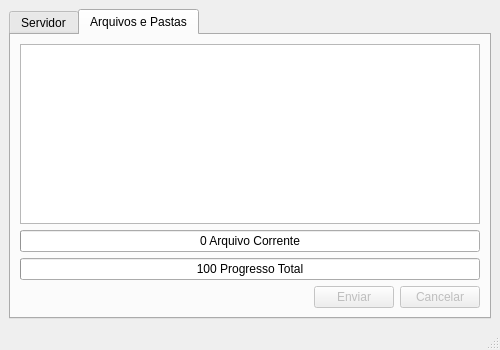
Before: the Qt Designer form progs_sync/configuracao.ui in progs-web/progs_sync, drawn with Qt 5.
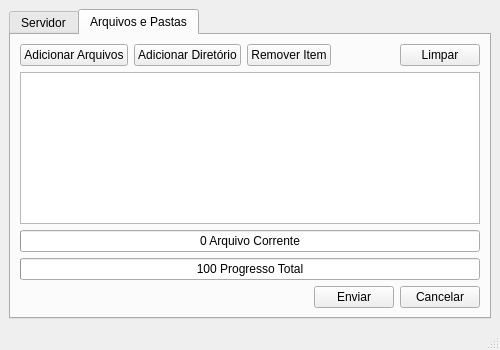
After: the same form once the commit is applied. The open tabs and pages were chosen to show the change.

What changed in the file:
```diff
--- a/progs_sync/configuracao.ui
+++ b/progs_sync/configuracao.ui
@@ -21,8 +21,8 @@
   </property>
   <property name="maximumSize">
    <size>
-    <width>500</width>
-    <height>350</height>
+    <width>1024</width>
+    <height>750</height>
    </size>
   </property>
   <property name="acceptDrops">
@@ -51,7 +51,7 @@
        <bool>true</bool>
       </property>
       <property name="currentIndex">
-       <number>1</number>
+       <number>0</number>
       </property>
       <widget class="QWidget" name="tabServidor">
        <attribute name="title">
@@ -111,23 +111,7 @@
           </property>
          </widget>
         </item>
-        <item row="0" column="3">
-         <widget class="QLineEdit" name="linePort">
-          <property name="inputMethodHints">
-           <set>Qt::ImhPreferNumbers</set>
-          </property>
-          <property name="text">
-           <string>21</string>
-          </property>
-          <property name="maxLength">
-           <number>655500</number>
-          </property>
-          <property name="cursorPosition">
-           <number>2</number>
-          </property>
-         </widget>
-        </item>
-        <item row="1" column="0" colspan="4">
+        <item row="1" column="0" colspan="5">
          <layout class="QHBoxLayout" name="horizontalLayout_2">
           <item>
            <widget class="QLabel" name="label_2">
@@ -153,7 +137,7 @@
           </item>
          </layout>
         </item>
-        <item row="2" column="0" colspan="4">
+        <item row="2" column="0" colspan="5">
          <layout class="QHBoxLayout" name="horizontalLayout">
           <item>
            <widget class="QLabel" name="label_3">
@@ -170,7 +154,7 @@
              </size>
             </property>
             <property name="text">
-             <string>Senha</string>
+             <string> Senha: </string>
             </property>
            </widget>
           </item>
@@ -183,7 +167,7 @@
           </item>
          </layout>
         </item>
-        <item row="3" column="0" colspan="4">
+        <item row="3" column="0" colspan="5">
          <layout class="QHBoxLayout" name="horizontalLayout_4">
           <item>
            <widget class="QLabel" name="label_5">
@@ -210,10 +194,10 @@
           </property>
          </spacer>
         </item>
-        <item row="5" column="0" colspan="4">
+        <item row="5" column="0" colspan="5">
          <layout class="QHBoxLayout" name="horizontalLayout_5">
           <item>
-           <widget class="QPushButton" name="testConnection">
+           <widget class="QPushButton" name="bntTestConnection">
             <property name="minimumSize">
              <size>
               <width>0</width>
@@ -239,7 +223,7 @@
            </spacer>
           </item>
           <item>
-           <widget class="QPushButton" name="saveConf">
+           <widget class="QPushButton" name="bntSalvarConf">
             <property name="minimumSize">
              <size>
               <width>0</width>
@@ -253,6 +237,22 @@
           </item>
          </layout>
         </item>
+        <item row="0" column="3">
+         <widget class="QSpinBox" name="spinPorta">
+          <property name="alignment">
+           <set>Qt::AlignCenter</set>
+          </property>
+          <property name="buttonSymbols">
+           <enum>QAbstractSpinBox::NoButtons</enum>
+          </property>
+          <property name="maximum">
+           <number>65536</number>
+          </property>
+          <property name="value">
+           <number>21</number>
+          </property>
+         </widget>
+        </item>
        </layout>
       </widget>
       <widget class="QWidget" name="tabSourceFile">
@@ -260,7 +260,52 @@
         <string>Arquivos e Pastas</string>
        </attribute>
        <layout class="QGridLayout" name="gridLayout_2">
-        <item row="1" column="0" colspan="3">
+        <item row="0" column="0">
+         <layout class="QHBoxLayout" name="horizontalLayout_7">
+          <item>
+           <widget class="QPushButton" name="bntAdicionar">
+            <property name="text">
+             <string>Adicionar Arquivos</string>
+            </property>
+           </widget>
+          </item>
+          <item>
+           <widget class="QPushButton" name="bntAdcionarDiretorio">
+            <property name="text">
+             <string>Adicionar Diretório</string>
+            </property>
+           </widget>
+          </item>
+          <item>
+           <widget class="QPushButton" name="bntRemover">
+            <property name="text">
+             <string>Remover Item</string>
+            </property>
+           </widget>
+          </item>
+          <item>
+           <spacer name="horizontalSpacer_4">
+            <property name="orientation">
+             <enum>Qt::Horizontal</enum>
+            </property>
+            <property name="sizeHint" stdset="0">
+             <size>
+              <width>40</width>
+              <height>20</height>
+             </size>
+            </property>
+           </spacer>
+          </item>
+          <item>
+           <widget class="QPushButton" name="bntLimpar">
+            <property name="text">
+             <string>Limpar</string>
+            </property>
+           </widget>
+          </item>
+         </layout>
+        </item>
+        <item row="2" column="0">
          <widget class="QProgressBar" name="progressFile">
           <property name="value">
            <number>0</number>
@@ -270,7 +315,7 @@
           </property>
          </widget>
         </item>
-        <item row="2" column="0" colspan="3">
+        <item row="3" column="0">
          <widget class="QProgressBar" name="progressTotal">
           <property name="value">
            <number>0</number>
@@ -280,11 +325,16 @@
           </property>
          </widget>
         </item>
-        <item row="3" column="0">
+        <item row="4" column="0">
+         <layout class="QHBoxLayout" name="horizontalLayout_6">
+          <item>
          <spacer name="horizontalSpacer_3">
           <property name="orientation">
            <enum>Qt::Horizontal</enum>
           </property>
+            <property name="sizeType">
+             <enum>QSizePolicy::MinimumExpanding</enum>
+            </property>
           <property name="sizeHint" stdset="0">
            <size>
             <width>285</width>
@@ -293,20 +343,26 @@
           </property>
          </spacer>
         </item>
-        <item row="3" column="1">
+          <item>
          <widget class="QPushButton" name="btnEnviar">
           <property name="enabled">
-           <bool>false</bool>
+             <bool>true</bool>
+            </property>
+            <property name="sizePolicy">
+             <sizepolicy hsizetype="Minimum" vsizetype="Fixed">
+              <horstretch>0</horstretch>
+              <verstretch>0</verstretch>
+             </sizepolicy>
           </property>
           <property name="text">
            <string>Enviar</string>
           </property>
          </widget>
         </item>
-        <item row="3" column="2">
+          <item>
          <widget class="QPushButton" name="btnCancelar">
           <property name="enabled">
-           <bool>false</bool>
+             <bool>true</bool>
           </property>
           <property name="text">
            <string>Cancelar</string>
@@ -316,13 +372,15 @@
           </property>
          </widget>
         </item>
-        <item row="0" column="0" colspan="3">
+         </layout>
+        </item>
+        <item row="1" column="0">
          <widget class="QListWidget" name="listFile">
           <property name="acceptDrops">
            <bool>true</bool>
           </property>
           <property name="dragDropMode">
-           <enum>QAbstractItemView::NoDragDrop</enum>
+           <enum>QAbstractItemView::DragDrop</enum>
           </property>
           <property name="viewMode">
            <enum>QListView::ListMode</enum>
```
Lines whose indentation alone changed are shown as unchanged.
